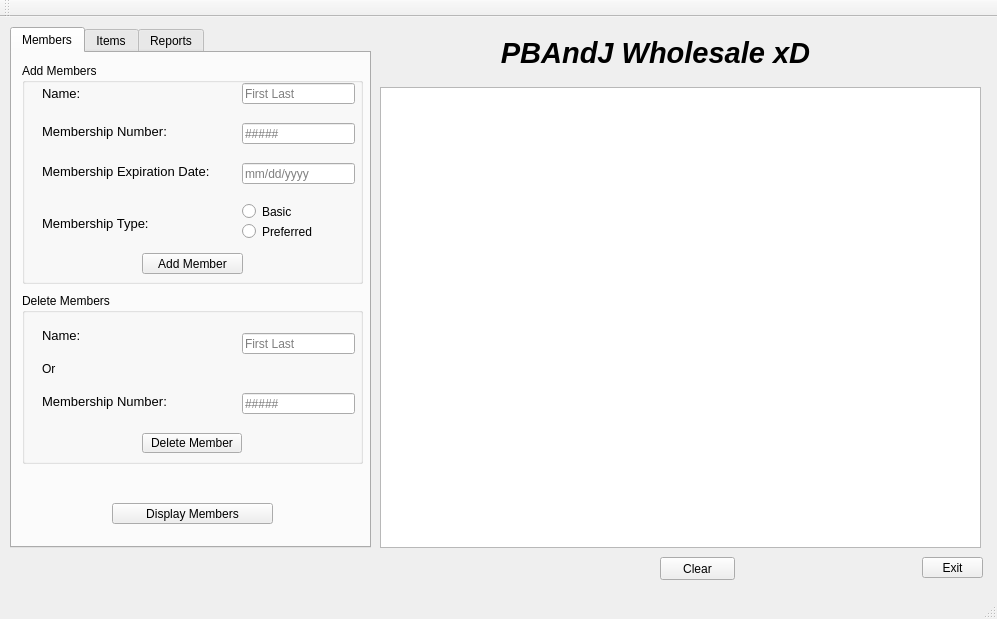
jasonink/Wholesale-Club, file mainwindow.ui: the form before one commit.
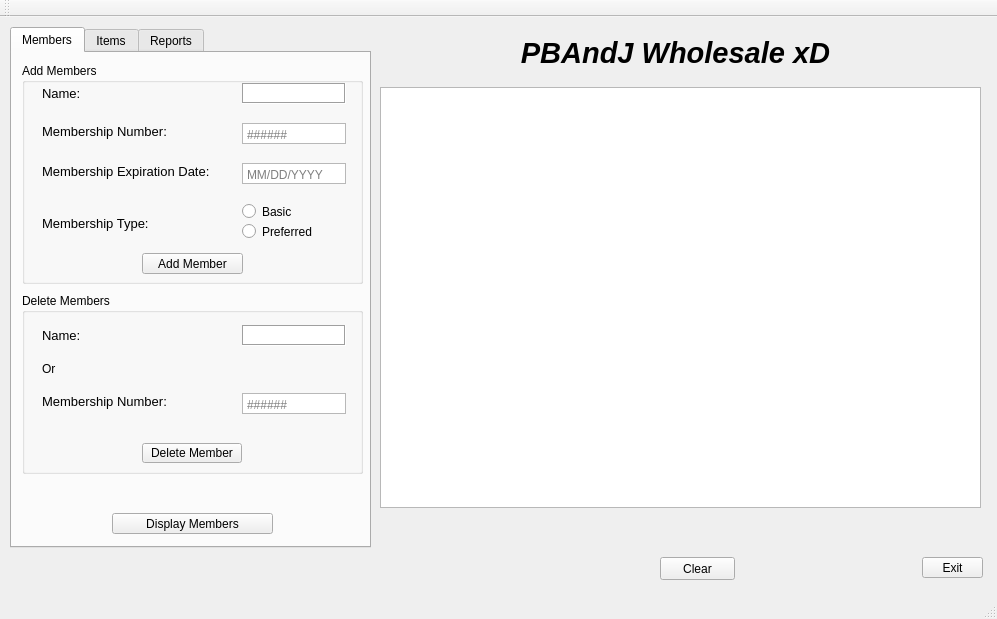
The form after the commit. The open tabs and pages were chosen to show the change. Icons and pictures are not drawn.

```diff
--- a/mainwindow.ui
+++ b/mainwindow.ui
@@ -20,9 +20,9 @@
    <widget class="QLabel" name="Title">
     <property name="geometry">
      <rect>
-      <x>400</x>
+      <x>500</x>
       <y>10</y>
-      <width>511</width>
+      <width>351</width>
       <height>51</height>
      </rect>
     </property>
@@ -63,7 +63,7 @@
       <x>380</x>
       <y>70</y>
       <width>601</width>
-      <height>461</height>
+      <height>421</height>
      </rect>
     </property>
    </widget>
@@ -158,6 +158,34 @@
         <string>Name:</string>
        </property>
       </widget>
+      <widget class="QPlainTextEdit" name="AddNameBox">
+       <property name="geometry">
+        <rect>
+         <x>220</x>
+         <y>20</y>
+         <width>104</width>
+         <height>21</height>
+        </rect>
+       </property>
+       <property name="frameShape">
+        <enum>QFrame::Box</enum>
+       </property>
+       <property name="frameShadow">
+        <enum>QFrame::Sunken</enum>
+       </property>
+       <property name="verticalScrollBarPolicy">
+        <enum>Qt::ScrollBarAlwaysOff</enum>
+       </property>
+       <property name="horizontalScrollBarPolicy">
+        <enum>Qt::ScrollBarAsNeeded</enum>
+       </property>
+       <property name="plainText">
+        <string/>
+       </property>
+       <property name="placeholderText">
+        <string>First Last</string>
+       </property>
+      </widget>
       <widget class="QLabel" name="AddMemberNum">
        <property name="geometry">
         <rect>
@@ -176,6 +204,31 @@
         <string>Membership Number:</string>
        </property>
       </widget>
+      <widget class="QPlainTextEdit" name="AddMemberNumBox">
+       <property name="geometry">
+        <rect>
+         <x>220</x>
+         <y>60</y>
+         <width>104</width>
+         <height>21</height>
+        </rect>
+       </property>
+       <property name="maximumSize">
+        <size>
+         <width>104</width>
+         <height>21</height>
+        </size>
+       </property>
+       <property name="verticalScrollBarPolicy">
+        <enum>Qt::ScrollBarAlwaysOff</enum>
+       </property>
+       <property name="horizontalScrollBarPolicy">
+        <enum>Qt::ScrollBarAsNeeded</enum>
+       </property>
+       <property name="placeholderText">
+        <string>######</string>
+       </property>
+      </widget>
       <widget class="QLabel" name="Namelabel_3">
        <property name="geometry">
         <rect>
@@ -212,6 +265,25 @@
         <string>Membership Expiration Date:</string>
        </property>
       </widget>
+      <widget class="QPlainTextEdit" name="addMemberExpBox">
+       <property name="geometry">
+        <rect>
+         <x>220</x>
+         <y>100</y>
+         <width>104</width>
+         <height>21</height>
+        </rect>
+       </property>
+       <property name="verticalScrollBarPolicy">
+        <enum>Qt::ScrollBarAlwaysOff</enum>
+       </property>
+       <property name="horizontalScrollBarPolicy">
+        <enum>Qt::ScrollBarAsNeeded</enum>
+       </property>
+       <property name="placeholderText">
+        <string>MM/DD/YYYY</string>
+       </property>
+      </widget>
       <widget class="QRadioButton" name="memberTypeBasicRadio">
        <property name="geometry">
         <rect>
@@ -238,51 +310,12 @@
         <string>Preferred</string>
        </property>
       </widget>
-      <widget class="QLineEdit" name="AddNameBox">
-       <property name="geometry">
-        <rect>
-         <x>220</x>
-         <y>20</y>
-         <width>113</width>
-         <height>21</height>
-        </rect>
-       </property>
-       <property name="placeholderText">
-        <string>First Last</string>
-       </property>
-      </widget>
-      <widget class="QLineEdit" name="AddMemberNumBox">
-       <property name="geometry">
-        <rect>
-         <x>220</x>
-         <y>60</y>
-         <width>113</width>
-         <height>21</height>
-        </rect>
-       </property>
-       <property name="placeholderText">
-        <string>#####</string>
-       </property>
-      </widget>
-      <widget class="QLineEdit" name="addMemberExpBox">
-       <property name="geometry">
-        <rect>
-         <x>220</x>
-         <y>100</y>
-         <width>113</width>
-         <height>21</height>
-        </rect>
-       </property>
-       <property name="placeholderText">
-        <string>mm/dd/yyyy</string>
-       </property>
-      </widget>
      </widget>
      <widget class="QPushButton" name="pushButton">
       <property name="geometry">
        <rect>
         <x>100</x>
-        <y>450</y>
+        <y>460</y>
         <width>161</width>
         <height>21</height>
        </rect>
@@ -297,7 +330,7 @@
         <x>10</x>
         <y>240</y>
         <width>341</width>
-        <height>171</height>
+        <height>181</height>
        </rect>
       </property>
       <property name="title">
@@ -307,7 +340,7 @@
        <property name="geometry">
         <rect>
          <x>120</x>
-         <y>140</y>
+         <y>150</y>
          <width>100</width>
          <height>20</height>
         </rect>
@@ -316,6 +349,25 @@
         <string>Delete Member</string>
        </property>
       </widget>
+      <widget class="QPlainTextEdit" name="RemoveMemberNumBox">
+       <property name="geometry">
+        <rect>
+         <x>220</x>
+         <y>100</y>
+         <width>104</width>
+         <height>21</height>
+        </rect>
+       </property>
+       <property name="verticalScrollBarPolicy">
+        <enum>Qt::ScrollBarAlwaysOff</enum>
+       </property>
+       <property name="horizontalScrollBarPolicy">
+        <enum>Qt::ScrollBarAsNeeded</enum>
+       </property>
+       <property name="placeholderText">
+        <string>######</string>
+       </property>
+      </widget>
       <widget class="QLabel" name="RemoveNamelabel">
        <property name="geometry">
         <rect>
@@ -334,6 +386,34 @@
         <string>Name:</string>
        </property>
       </widget>
+      <widget class="QPlainTextEdit" name="RemoveNameBox">
+       <property name="geometry">
+        <rect>
+         <x>220</x>
+         <y>32</y>
+         <width>104</width>
+         <height>21</height>
+        </rect>
+       </property>
+       <property name="frameShape">
+        <enum>QFrame::Box</enum>
+       </property>
+       <property name="frameShadow">
+        <enum>QFrame::Sunken</enum>
+       </property>
+       <property name="verticalScrollBarPolicy">
+        <enum>Qt::ScrollBarAlwaysOff</enum>
+       </property>
+       <property name="horizontalScrollBarPolicy">
+        <enum>Qt::ScrollBarAsNeeded</enum>
+       </property>
+       <property name="plainText">
+        <string/>
+       </property>
+       <property name="placeholderText">
+        <string>First Last</string>
+       </property>
+      </widget>
       <widget class="QLabel" name="RemoveMemberNum">
        <property name="geometry">
         <rect>
@@ -365,32 +445,6 @@
         <string>Or</string>
        </property>
       </widget>
-      <widget class="QLineEdit" name="RemoveNameBox">
-       <property name="geometry">
-        <rect>
-         <x>220</x>
-         <y>40</y>
-         <width>113</width>
-         <height>21</height>
-        </rect>
-       </property>
-       <property name="placeholderText">
-        <string>First Last</string>
-       </property>
-      </widget>
-      <widget class="QLineEdit" name="RemoveMemberNumBox">
-       <property name="geometry">
-        <rect>
-         <x>220</x>
-         <y>100</y>
-         <width>113</width>
-         <height>21</height>
-        </rect>
-       </property>
-       <property name="placeholderText">
-        <string>#####</string>
-       </property>
-      </widget>
      </widget>
      <zorder>groupBox_2</zorder>
      <zorder>memberGroupBox</zorder>
```
Left out of the diff: 98 changed lines with no effect on the pictures.
